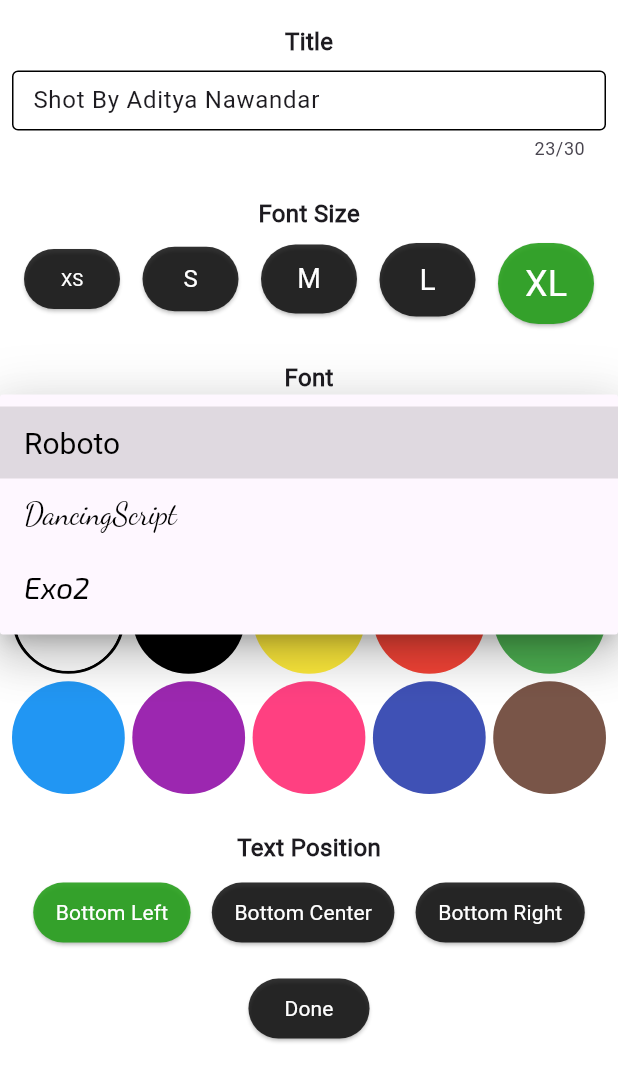
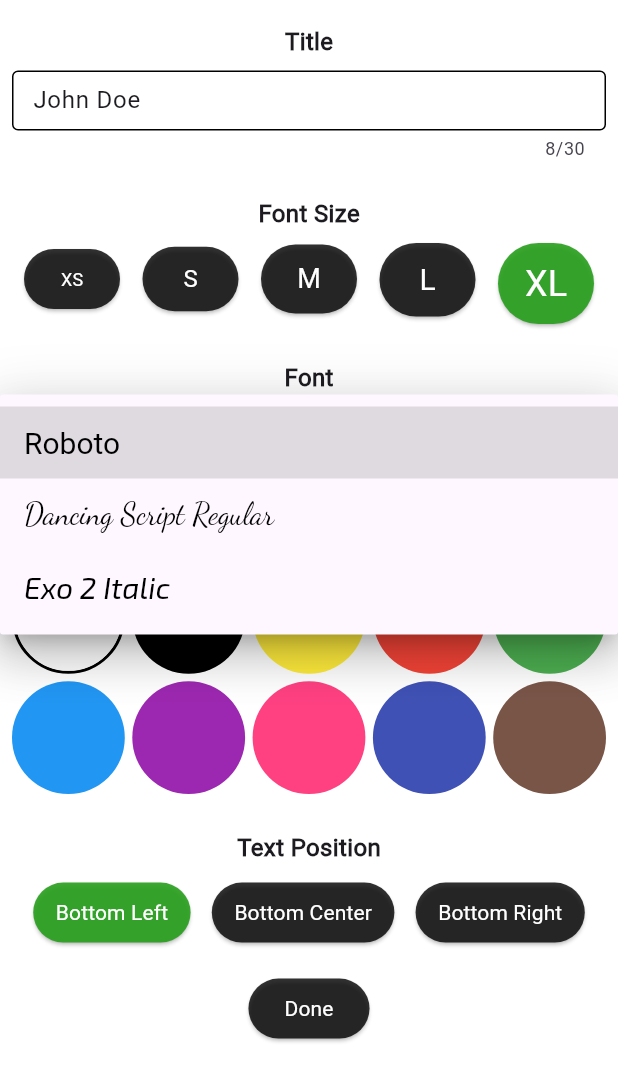
Before and after one commit to AdityaNawandar/shot_by_camera, a Flutter app: the screen it shows after launch, after a tap on "Roboto", on a phone screen of 412 x 824 dp. Shown: the top 1082 px of the screen. Run offline on Flutter 3.47's test engine with Material 3 defaults, Android fonts, the phone set to English and light mode, and no system bars; our stand-ins replace flutter_local_notifications, permission_handler, shared_preferences, watcher; missing offline and left inert: flutter_background_service, flutter_background_service_android, image_editor, media_scanner; project files that could hold a hidden picture were left out.

Commit message:
Final changes before release - icon added, name changed, etc

```diff
--- a/lib/src/utils/app_constants.dart
+++ b/lib/src/utils/app_constants.dart
@@ -6,9 +6,11 @@ class AppConstants {
   static const String defaultFontColorHex = '#FFFF00';
   static const TextPosition defaultTextPosition = TextPosition.bottomLeft;
   static const String defaultTextPositionName = "bottomLeft";
-  static const String defaultText = "Shot By Aditya Nawandar";
+  static const String defaultText = "John Doe";
   static const String defaultDirectoryPath = "/storage/emulated/0/DCIM/Camera";
-  static const String defaultAppFolderName = "ShotBy Camera";
+  static const String appIconPath = 'assets/icons/icon_shotby_johndoe.png';
+  // static const String defaultDirectoryPath = "/storage/emulated/0/Pictures";
+  static const String defaultAppFolderName = "ShotBy - Camera";
   static const String defaultAppFolderPath = "/storage/emulated/0/Pictures";
   static const String defaultFontName = "Roboto";
   static const Color selectedButtonColor = Color.fromARGB(227, 36, 158, 25);
@@ -16,8 +18,8 @@ class AppConstants {
   static final fontSizes = [12, 16, 18, 20, 24];
   static const List<String> availableFonts = [
     'Roboto',
-    'DancingScript',
-    'Exo2',
+    'Dancing Script Regular',
+    'Exo 2 Italic',
     // Add your font names here
   ];
   static const Map<int, String> fontSizeLabels = {
@@ -49,7 +51,6 @@ TextPosition getTextPositionFromString(String positionString) {
       return TextPosition.bottomRight;
     default:
       // Return a default value or throw an exception if the string doesn't match any enum value
-      return TextPosition
-          .bottomCenter; // Or throw Exception('Invalid text position string: $positionString');
+      return TextPosition.bottomLeft;
   }
 }
--- a/lib/src/views/home/home_screen.dart
+++ b/lib/src/views/home/home_screen.dart
@@ -1,7 +1,6 @@
 import 'package:flutter/material.dart';
-import 'package:shotbycamera/src/providers/stamp_text_provider.dart';
 import 'package:provider/provider.dart';
-
+import '../../providers/stamp_text_provider.dart';
 import '../../widgets/stamp_text_config.dart';
 
 class HomeScreen extends StatelessWidget {
--- a/lib/src/widgets/font_family_selector_widget.dart
+++ b/lib/src/widgets/font_family_selector_widget.dart
@@ -1,7 +1,6 @@
 import 'package:flutter/material.dart';
 import 'package:provider/provider.dart';
-import 'package:shotbycamera/src/utils/app_constants.dart';
-
+import '../../src/utils/app_constants.dart';
 import '../providers/stamp_text_provider.dart';
 
 class FontFamilySelectorWidget extends StatelessWidget {
@@ -13,10 +12,10 @@ class FontFamilySelectorWidget extends StatelessWidget {
     switch (fontName) {
       case 'Roboto':
         return const TextStyle(fontFamily: 'Roboto');
-      case 'DancingScript':
-        return const TextStyle(fontFamily: 'DancingScript');
-      case 'Exo2':
-        return const TextStyle(fontFamily: 'Exo2');
+      case 'Dancing Script Regular':
+        return const TextStyle(fontFamily: 'Dancing Script Regular');
+      case 'Exo 2 Italic':
+        return const TextStyle(fontFamily: 'Exo 2 Italic');
       // Add more cases for each font
       default:
         return const TextStyle(); // Default style if font not found
@@ -44,12 +43,13 @@ class FontFamilySelectorWidget extends StatelessWidget {
                 child: DropdownButton<String>(
                   isExpanded:
                       true, // Make the dropdown button expand to fill the container
-                  value: provider.fontName,
+                  value: provider.fontName ?? AppConstants.availableFonts.first,
                   icon: const Icon(Icons.arrow_downward, color: Colors.white),
                   elevation: 16,
                   style: const TextStyle(color: Colors.black, fontSize: 20),
                   onChanged: (String? newValue) {
                     provider.fontName = newValue!;
+                    print("Font Family changed to: $newValue");
                   },
                   items: AppConstants.availableFonts
                       .map<DropdownMenuItem<String>>((String value) {
--- a/lib/src/widgets/text_position_selector.dart
+++ b/lib/src/widgets/text_position_selector.dart
@@ -1,5 +1,5 @@
 import 'package:flutter/material.dart';
-import 'package:shotbycamera/src/utils/app_constants.dart' as appConsts;
+import '../../src/utils/app_constants.dart' as appConsts;
 
 class TextPositionSelectorWidget extends StatelessWidget {
   ///
```
Also changed, not shown: lib/src/services/background_tasks.dart (+38 -35 lines), lib/src/widgets/stamp_text_config.dart (+6 -5 lines), pubspec.yaml (+12 -5 lines), assets/icons/app_icon.png (added), assets/icons/xapp_icon.png (added), pubspec.lock, 32 other files.
